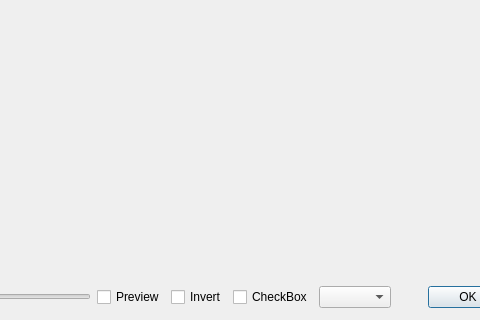
BojanV03/RS14-passerine, file ui/piceditor.ui: the form before one commit; both pictures show x 116 to 596 and y 172 to 492 of the 724 by 492 pixel window.
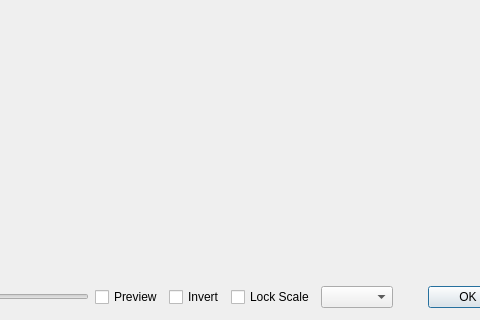
The form after the commit.

```diff
--- a/ui/piceditor.ui
+++ b/ui/piceditor.ui
@@ -75,7 +75,7 @@
       <item>
        <widget class="QCheckBox" name="cbLockToScale">
         <property name="text">
-         <string>CheckBox</string>
+         <string>Lock Scale</string>
         </property>
        </widget>
       </item>
```
